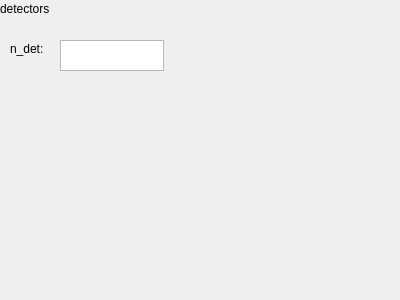
The window that GUI/designer/detectors_widget.ui (alsinmr/pyDR) describes before a commit, drawn with Qt 5.
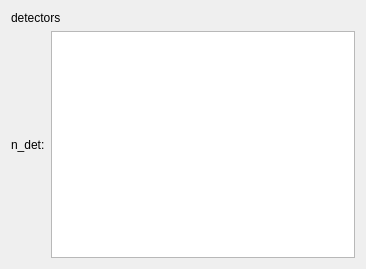
The same window after the commit.

The edit to the form file:
```diff
--- a/GUI/designer/detectors_widget.ui
+++ b/GUI/designer/detectors_widget.ui
@@ -6,35 +6,23 @@
    <rect>
     <x>0</x>
     <y>0</y>
-    <width>400</width>
-    <height>300</height>
+    <width>366</width>
+    <height>269</height>
    </rect>
   </property>
   <property name="windowTitle">
    <string>Form</string>
   </property>
+  <layout class="QGridLayout" name="gridLayout">
+   <item row="0" column="0" colspan="2">
   <widget class="QLabel" name="label">
-   <property name="geometry">
-    <rect>
-     <x>0</x>
-     <y>0</y>
-     <width>67</width>
-     <height>17</height>
-    </rect>
-   </property>
    <property name="text">
     <string>detectors</string>
    </property>
   </widget>
+   </item>
+   <item row="1" column="0">
   <widget class="QLabel" name="label_n_det">
-   <property name="geometry">
-    <rect>
-     <x>10</x>
-     <y>40</y>
-     <width>51</width>
-     <height>17</height>
-    </rect>
-   </property>
    <property name="statusTip">
     <string>set the number of detectors</string>
    </property>
@@ -42,19 +30,15 @@
     <string>n_det:</string>
    </property>
   </widget>
+   </item>
+   <item row="1" column="1">
   <widget class="QTextEdit" name="textEdit">
-   <property name="geometry">
-    <rect>
-     <x>60</x>
-     <y>40</y>
-     <width>104</width>
-     <height>31</height>
-    </rect>
-   </property>
    <property name="inputMethodHints">
     <set>Qt::ImhDigitsOnly</set>
    </property>
   </widget>
+   </item>
+  </layout>
  </widget>
  <resources/>
  <connections/>
```
Lines whose indentation alone changed are shown as unchanged.
